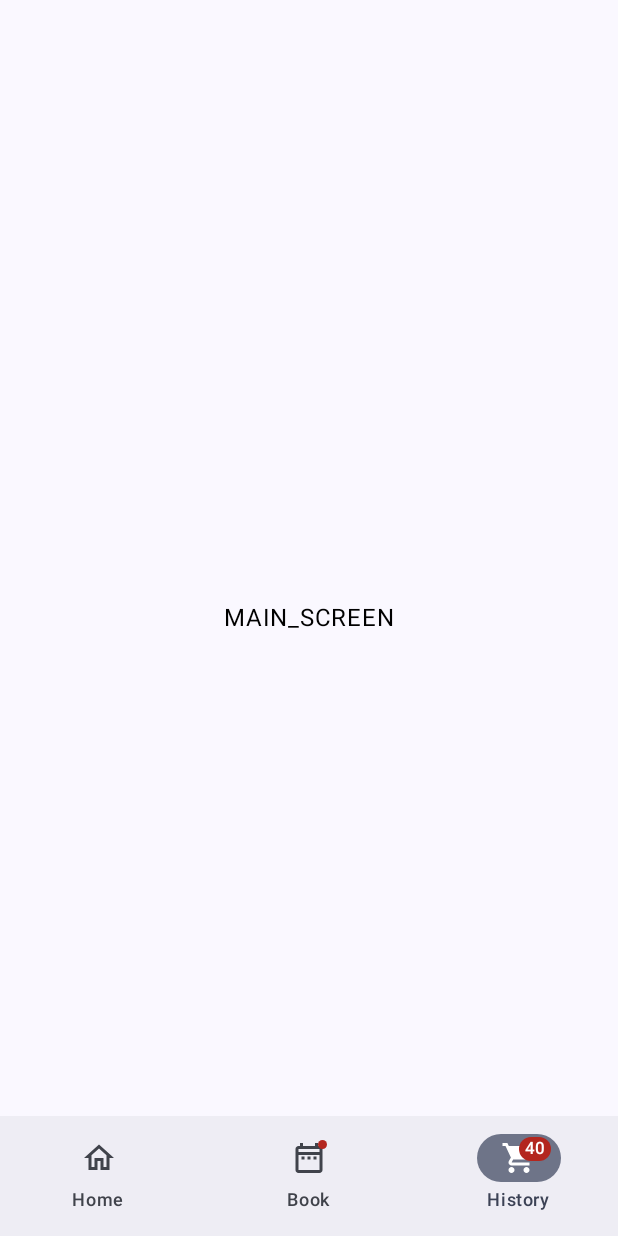
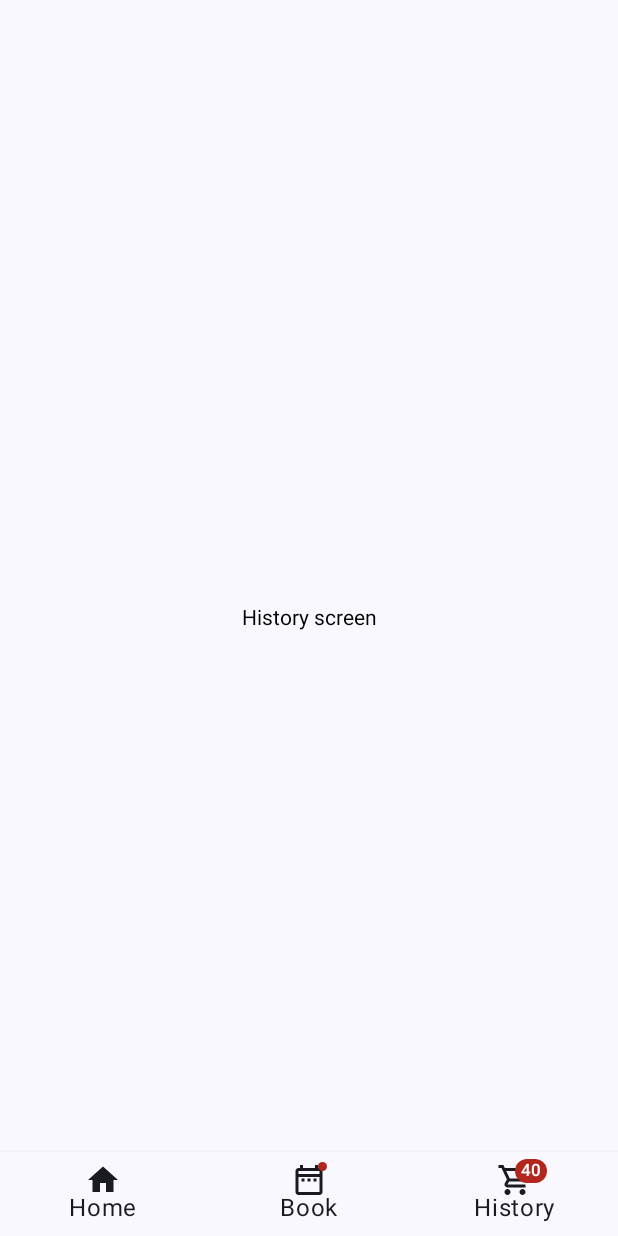
Before and after one commit to Bharathirk/Goat_Booking, an Android app built with Jetpack Compose: the screen it shows after launch (MainActivity), item 3 of the bottom bar chosen, on a phone screen of 412 x 824 dp. Run offline under Robolectric (Android 15) with nearby library versions, the phone set to English and light mode, and no system bars.

Commit message:
BottomBarItemClick

```diff
--- a/app/build.gradle
+++ b/app/build.gradle
@@ -64,6 +64,8 @@ dependencies {
     implementation 'androidx.lifecycle:lifecycle-runtime-ktx:2.3.1'
     implementation 'androidx.activity:activity-compose:1.5.1'
     implementation platform('androidx.compose:compose-bom:2022.10.00')
+    implementation 'com.google.android.material:material:1.4.0'
+    implementation "androidx.compose.material:material:1.0.0"
     implementation 'androidx.compose.ui:ui'
     implementation 'androidx.compose.ui:ui-graphics'
     implementation 'androidx.compose.ui:ui-tooling-preview'
@@ -87,5 +89,6 @@ dependencies {
     implementation "androidx.navigation:navigation-compose:2.5.1"
     implementation "androidx.compose.runtime:runtime-livedata:1.3.0-rc01"
 
+    implementation "androidx.navigation:navigation-compose:2.4.0-alpha06"
     implementation 'com.google.accompanist:accompanist-permissions:0.23.0'
 }
--- a/app/src/main/java/com/dena/auto/taxi/backseat/goatbooking/Navigation.kt
+++ b/app/src/main/java/com/dena/auto/taxi/backseat/goatbooking/Navigation.kt
@@ -1,11 +1,15 @@
 package com.dena.auto.taxi.backseat.goatbooking
 
 import androidx.compose.runtime.Composable
+import androidx.navigation.NavHostController
 import androidx.navigation.compose.NavHost
 import androidx.navigation.compose.composable
 import androidx.navigation.compose.rememberNavController
+import com.dena.auto.taxi.backseat.goatbooking.ui.theme.MainScreen
+import com.dena.auto.taxi.backseat.goatbooking.ui.theme.home.BookScreen
+import com.dena.auto.taxi.backseat.goatbooking.ui.theme.home.HistoryScreen
+import com.dena.auto.taxi.backseat.goatbooking.ui.theme.home.HomeScreen
 import com.dena.auto.taxi.backseat.goatbooking.ui.theme.splash.SplashScreen
-import com.dena.auto.taxi.backseat.goatbooking.ui.theme.home.HomeScreen
 
 @Composable
 fun MainNavigation() {
@@ -15,8 +19,23 @@ fun MainNavigation() {
         composable("splash_screen") {
             SplashScreen(navController = navController)
         }
+        composable("Main_screen") {
+            MainScreen()
+        }
+    }
+}
+
+@Composable
+fun BottomNavigation(navController: NavHostController) {
+    NavHost(navController = navController, startDestination = "home_screen") {
         composable("home_screen") {
             HomeScreen()
         }
+        composable("book_screen") {
+            BookScreen()
+        }
+        composable("history_screen") {
+            HistoryScreen()
+        }
     }
 }
--- /dev/null
+++ b/app/src/main/java/com/dena/auto/taxi/backseat/goatbooking/ui/theme/MainScreen.kt
@@ -0,0 +1,58 @@
+package com.dena.auto.taxi.backseat.goatbooking.ui.theme
+
+import android.annotation.SuppressLint
+import androidx.compose.foundation.layout.*
+import androidx.compose.material.icons.Icons
+import androidx.compose.material.icons.filled.DateRange
+import androidx.compose.material.icons.filled.Home
+import androidx.compose.material.icons.filled.ShoppingCart
+import androidx.compose.material.icons.outlined.DateRange
+import androidx.compose.material.icons.outlined.Home
+import androidx.compose.material.icons.outlined.ShoppingCart
+import androidx.compose.material3.*
+import androidx.compose.runtime.Composable
+import androidx.navigation.compose.rememberNavController
+import com.dena.auto.taxi.backseat.goatbooking.BottomNavigation
+import com.dena.auto.taxi.backseat.goatbooking.ui.theme.bottom_bar.BottomNavItem
+import com.dena.auto.taxi.backseat.goatbooking.ui.theme.bottom_bar.BottomNavigationBar
+
+@OptIn(ExperimentalMaterial3Api::class)
+@SuppressLint("UnusedMaterial3ScaffoldPaddingParameter")
+@Composable
+fun MainScreen() {
+    val navController = rememberNavController()
+    Scaffold(
+        bottomBar = {
+            BottomNavigationBar(
+                items = listOf(
+                    BottomNavItem(
+                        route = "home_screen",
+                        title = "Home",
+                        selectedIcon = Icons.Filled.Home,
+                        unselectedIcon = Icons.Outlined.Home,
+                        hasNews = false
+                    ),
+                    BottomNavItem(
+                        route = "book_screen",
+                        title = "Book",
+                        selectedIcon = Icons.Filled.DateRange,
+                        unselectedIcon = Icons.Outlined.DateRange,
+                        hasNews = true
+                    ),
+                    BottomNavItem(
+                        route = "history_screen",
+                        title = "History",
+                        selectedIcon = Icons.Filled.ShoppingCart,
+                        unselectedIcon = Icons.Outlined.ShoppingCart,
+                        hasNews = false,
+                        badgeCount = 40
+                    ),
+                ) , navController = navController,
+                onItemClick = {
+                    navController.navigate(it.route)
+                })
+        }
+    ) {
+        BottomNavigation(navController = navController)
+    }
+}
--- /dev/null
+++ b/app/src/main/java/com/dena/auto/taxi/backseat/goatbooking/ui/theme/bottom_bar/BottomNavItem.kt
@@ -0,0 +1,12 @@
+package com.dena.auto.taxi.backseat.goatbooking.ui.theme.bottom_bar
+
+import androidx.compose.ui.graphics.vector.ImageVector
+
+data class BottomNavItem(
+    val route:String,
+    val title:String,
+    val selectedIcon: ImageVector,
+    val unselectedIcon: ImageVector,
+    val hasNews: Boolean,
+    val badgeCount: Int? = null
+)
--- /dev/null
+++ b/app/src/main/java/com/dena/auto/taxi/backseat/goatbooking/ui/theme/bottom_bar/BottomNavigationBar.kt
@@ -0,0 +1,66 @@
+package com.dena.auto.taxi.backseat.goatbooking.ui.theme.bottom_bar
+
+import android.graphics.Color
+import androidx.compose.material.BottomNavigation
+import androidx.compose.material.BottomNavigationItem
+import androidx.compose.material3.*
+import androidx.compose.runtime.Composable
+import androidx.compose.runtime.getValue
+import androidx.compose.runtime.mutableStateOf
+import androidx.compose.runtime.saveable.rememberSaveable
+import androidx.compose.runtime.setValue
+import androidx.compose.ui.Modifier
+import androidx.compose.ui.unit.dp
+import androidx.navigation.NavController
+import androidx.navigation.compose.currentBackStackEntryAsState
+
+@OptIn(ExperimentalMaterial3Api::class)
+@Composable
+fun BottomNavigationBar(
+    items: List<BottomNavItem>,
+    navController: NavController,
+    modifier: Modifier = Modifier,
+    onItemClick: (BottomNavItem) -> Unit
+) {
+
+    var selectedItemIndex by rememberSaveable {
+        mutableStateOf(0)
+    }
+    val backStackEntry = navController.currentBackStackEntryAsState()
+    BottomNavigation(
+        modifier = modifier,
+        backgroundColor = MaterialTheme.colorScheme.background,
+        elevation = 5.dp
+    ) {
+        items.forEachIndexed  {index, item ->
+            val selected = item.route == backStackEntry.value?.destination?.route
+            BottomNavigationItem(
+                selected = selected,
+                onClick = {
+                    onItemClick(item)
+                },
+                label = {
+                    Text(text = item.title)
+                },
+                icon = {
+                    BadgedBox(
+                        badge ={
+                            if (item.badgeCount != null) {
+                                Badge {
+                                    Text(text = item.badgeCount.toString())
+                                }
+                            } else if (item.hasNews) {
+                                Badge()
+                            }
+                        }) {
+                        Icon(
+                            imageVector = if (index == selectedItemIndex) {
+                                item.selectedIcon
+                            } else item.unselectedIcon,
+                            contentDescription = item.title)
+                    }
+                }
+            )
+        }
+    }
+}
--- a/app/src/main/java/com/dena/auto/taxi/backseat/goatbooking/ui/theme/home/HomeScreen.kt
+++ b/app/src/main/java/com/dena/auto/taxi/backseat/goatbooking/ui/theme/home/HomeScreen.kt
@@ -23,6 +23,7 @@ import androidx.compose.ui.graphics.vector.ImageVector
 import androidx.hilt.navigation.compose.hiltViewModel
 
 data class BottomNavigationItem(
+    val route:String,
     val title:String,
     val selectedIcon: ImageVector,
     val unselectedIcon: ImageVector,
@@ -34,68 +35,33 @@ data class BottomNavigationItem(
 @Composable
 fun HomeScreen(
 ) {
-    val items = listOf(
-        BottomNavigationItem(
-            title = "Home",
-            selectedIcon = Icons.Filled.Home,
-            unselectedIcon = Icons.Outlined.Home,
-            hasNews = false
-        ),
-        BottomNavigationItem(
-            title = "Book",
-            selectedIcon = Icons.Filled.DateRange,
-            unselectedIcon = Icons.Outlined.DateRange,
-            hasNews = true
-        ),
-        BottomNavigationItem(
-            title = "History",
-            selectedIcon = Icons.Filled.ShoppingCart,
-            unselectedIcon = Icons.Outlined.ShoppingCart,
-            hasNews = false,
-            badgeCount = 40
-        ),
-    )
-    var selectedItemIndex by rememberSaveable {
-        mutableStateOf(0)
-    }
-    Scaffold(
-        bottomBar = {
-            NavigationBar {
-                items.forEachIndexed { index, item ->
-                    NavigationBarItem(
-                        selected = selectedItemIndex == index,
-                        onClick = {
-                                  selectedItemIndex = index
-                                  },
-                        label = {
-                                Text(text = item.title)
-                        },
-                        icon = {
-                            BadgedBox(
-                                badge ={
-                                    if (item.badgeCount != null) {
-                                        Badge {
-                                            Text(text = item.badgeCount.toString())
-                                        }
-                                    } else if (item.hasNews) {
-                                        Badge()
-                                    }
-                                }) {
-                                Icon(
-                                    imageVector = if (index == selectedItemIndex) {
-                                        item.selectedIcon
-                                    } else item.unselectedIcon,
-                                    contentDescription = item.title)
-                            }
-                        }
-                    )
-                }
-            }
-        }
+    Box(
+        modifier = Modifier.fillMaxSize(),
+        contentAlignment = Alignment.Center
     ) {
-
-    }
-    Box(modifier = Modifier.fillMaxSize(), contentAlignment = Alignment.Center) {
-        Text(text = "MAIN_SCREEN", color = Color.Black)
+        androidx.compose.material.Text(text = "Home screen")
     }
 }
+
+
+@Composable
+fun BookScreen(
+) {
+    Box(
+        modifier = Modifier.fillMaxSize(),
+        contentAlignment = Alignment.Center
+    ) {
+        androidx.compose.material.Text(text = "Book screen")
+    }
+}
+
+@Composable
+fun HistoryScreen(
+) {
+    Box(
+        modifier = Modifier.fillMaxSize(),
+        contentAlignment = Alignment.Center
+    ) {
+        androidx.compose.material.Text(text = "History screen")
+    }
+}
--- a/app/src/main/java/com/dena/auto/taxi/backseat/goatbooking/ui/theme/splash/SplashScreen.kt
+++ b/app/src/main/java/com/dena/auto/taxi/backseat/goatbooking/ui/theme/splash/SplashScreen.kt
@@ -35,7 +35,7 @@ navController: NavController
             )
         )
         delay(3000L)
-        navController.navigate("home_screen")
+        navController.navigate("Main_screen")
     }
 Box(
     contentAlignment = Alignment.Center,
```
